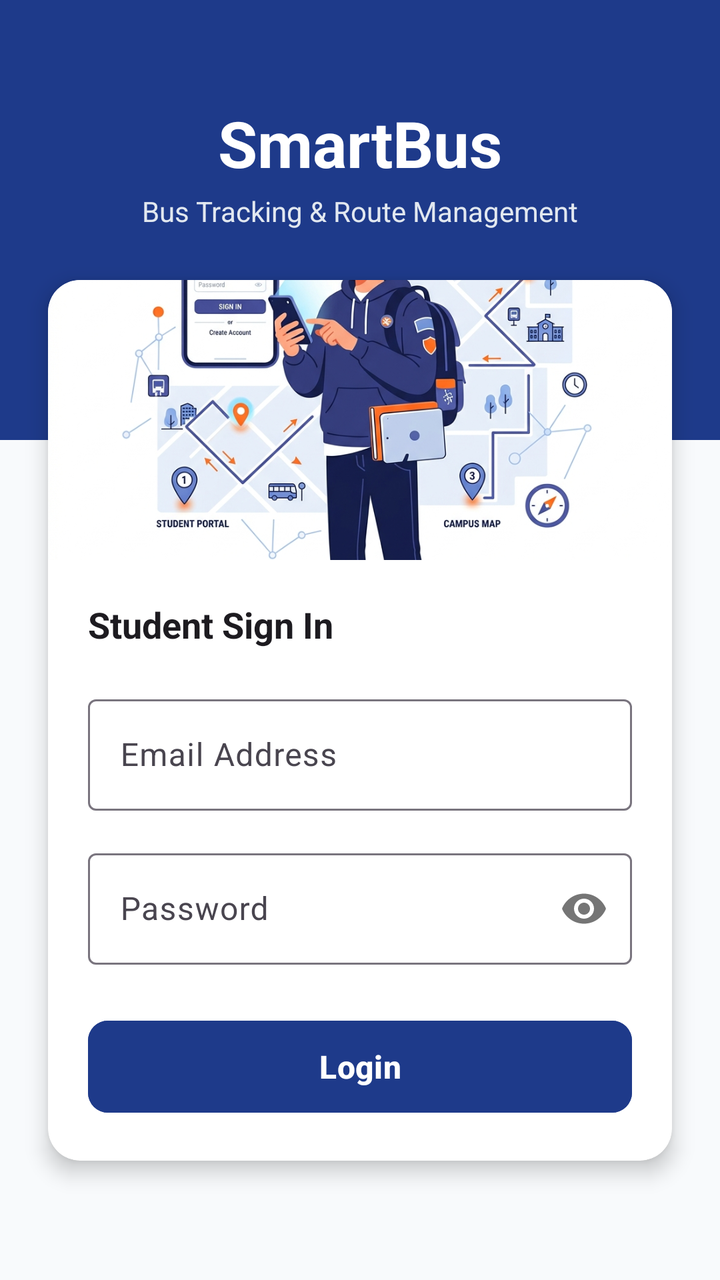
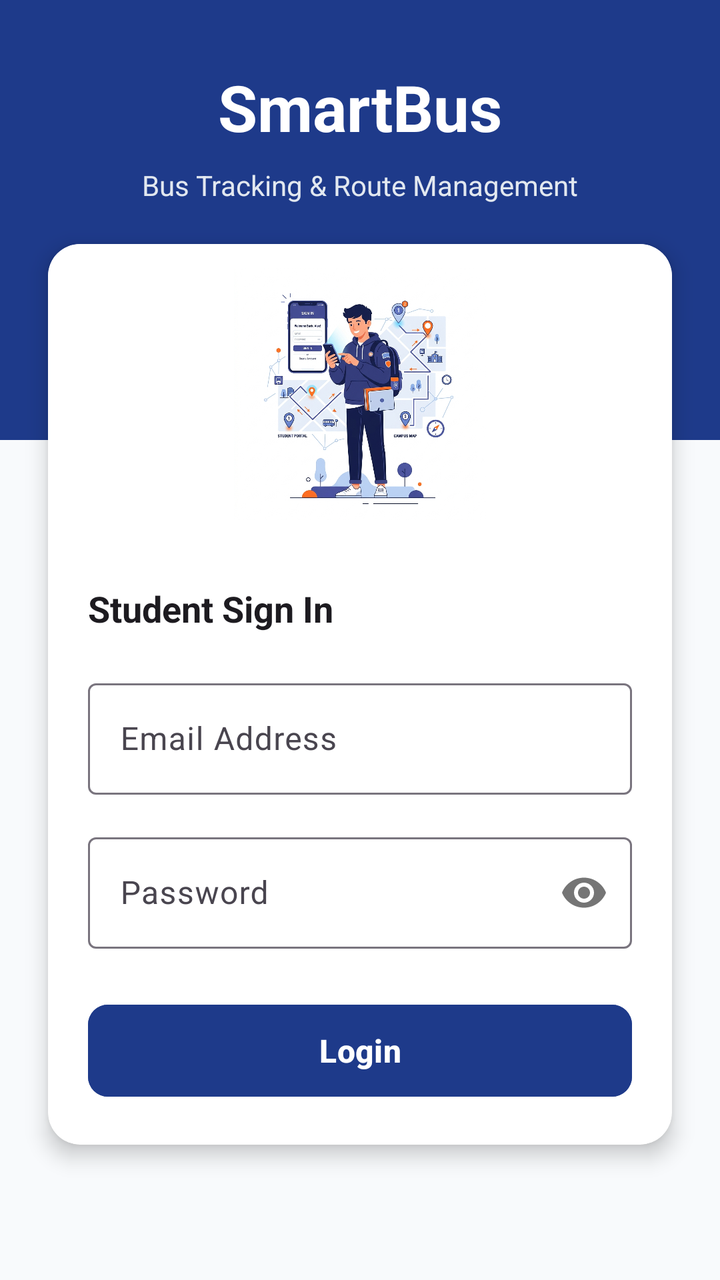

Two renders of the same Android screen: before a commit and after it. Below are the layout's source before the change and the commit's diff.
<!-- AndroidManifest.xml: application theme Theme.SmartBus -->
<!-- res/layout/activity_login.xml -->
<?xml version="1.0" encoding="utf-8"?>
<androidx.constraintlayout.widget.ConstraintLayout 
    xmlns:android="http://schemas.android.com/apk/res/android"
    xmlns:app="http://schemas.android.com/apk/res-auto"
    xmlns:tools="http://schemas.android.com/tools"
    android:layout_width="match_parent"
    android:layout_height="match_parent"
    android:background="@color/background"
    tools:context=".LoginActivity">

    
    <View
        android:id="@+id/login_header"
        android:layout_width="match_parent"
        android:layout_height="220dp"
        android:background="@color/primary"
        app:layout_constraintTop_toTopOf="parent"
        app:layout_constraintStart_toStartOf="parent"
        app:layout_constraintEnd_toEndOf="parent" />

    
    <TextView
        android:layout_width="wrap_content"
        android:layout_height="wrap_content"
        android:text="@string/app_name"
        android:textColor="@color/surface"
        android:textSize="32sp"
        android:textStyle="bold"
        android:layout_marginTop="50dp"
        app:layout_constraintTop_toTopOf="parent"
        app:layout_constraintStart_toStartOf="parent"
        app:layout_constraintEnd_toEndOf="parent" />

    <TextView
        android:layout_width="wrap_content"
        android:layout_height="wrap_content"
        android:text="Bus Tracking &amp; Route Management"
        android:textColor="#E2E8F0"
        android:textSize="14sp"
        android:layout_marginTop="96dp"
        app:layout_constraintTop_toTopOf="parent"
        app:layout_constraintStart_toStartOf="parent"
        app:layout_constraintEnd_toEndOf="parent" />

    
    <com.google.android.material.card.MaterialCardView
        android:layout_width="match_parent"
        android:layout_height="wrap_content"
        android:layout_marginStart="24dp"
        android:layout_marginEnd="24dp"
        android:layout_marginTop="140dp"
        app:cardCornerRadius="16dp"
        app:cardElevation="6dp"
        app:strokeWidth="0dp"
        app:cardBackgroundColor="@color/surface"
        app:layout_constraintTop_toTopOf="parent"
        app:layout_constraintStart_toStartOf="parent"
        app:layout_constraintEnd_toEndOf="parent">

        <LinearLayout
            android:layout_width="match_parent"
            android:layout_height="wrap_content"
            android:orientation="vertical">

            
            <ImageView
                android:layout_width="match_parent"
                android:layout_height="140dp"
                android:src="@drawable/login_illustration"
                android:scaleType="centerCrop"
                android:contentDescription="Login Illustration" />

            <LinearLayout
                android:layout_width="match_parent"
                android:layout_height="wrap_content"
                android:orientation="vertical"
                android:padding="20dp">

                <TextView
                    android:layout_width="wrap_content"
                    android:layout_height="wrap_content"
                    android:text="Student Sign In"
                    android:textColor="?android:attr/textColorPrimary"
                    android:textSize="18sp"
                    android:textStyle="bold"
                    android:layout_marginBottom="20dp" />

                
                <com.google.android.material.textfield.TextInputLayout
                    android:layout_width="match_parent"
                    android:layout_height="wrap_content"
                    android:layout_marginBottom="16dp"
                    android:hint="Email Address"
                    style="@style/Widget.Material3.TextInputLayout.OutlinedBox">

                    <com.google.android.material.textfield.TextInputEditText
                        android:id="@+id/et_login_email"
                        android:layout_width="match_parent"
                        android:layout_height="wrap_content"
                        android:inputType="textEmailAddress"
                        android:textColor="@color/input_text_color" />
                </com.google.android.material.textfield.TextInputLayout>

                
                <com.google.android.material.textfield.TextInputLayout
                    android:layout_width="match_parent"
                    android:layout_height="wrap_content"
                    android:layout_marginBottom="24dp"
                    android:hint="Password"
                    app:passwordToggleEnabled="true"
                    style="@style/Widget.Material3.TextInputLayout.OutlinedBox">

                    <com.google.android.material.textfield.TextInputEditText
                        android:id="@+id/et_login_password"
                        android:layout_width="match_parent"
                        android:layout_height="wrap_content"
                        android:inputType="textPassword"
                        android:textColor="@color/input_text_color" />
                </com.google.android.material.textfield.TextInputLayout>

                
                <com.google.android.material.button.MaterialButton
                    android:id="@+id/btn_login"
                    android:layout_width="match_parent"
                    android:layout_height="54dp"
                    android:text="Login"
                    android:textColor="@color/surface"
                    android:backgroundTint="@color/primary"
                    android:textAllCaps="false"
                    android:textSize="16sp"
                    android:textStyle="bold"
                    app:cornerRadius="10dp" />

            </LinearLayout>
        </LinearLayout>
    </com.google.android.material.card.MaterialCardView>

</androidx.constraintlayout.widget.ConstraintLayout>
<!-- resources referenced by this layout -->
<resources>
  <color name="background">#F8FAFC</color>
  <color name="input_text_color">#000000</color>
  <color name="primary">#1E3A8A</color>
  <color name="surface">#FFFFFF</color>
  <!-- drawable login_illustration: jpg bitmap (drawable, 403301 bytes) -->
  <string name="app_name">SmartBus</string>
  <style name="Theme.SmartBus" parent="Theme.Material3.DayNight.NoActionBar">
          
          <item name="colorPrimary">@color/primary</item>
          <item name="colorOnPrimary">@color/surface</item>
          
          
          <item name="colorSecondary">@color/accent</item>
          <item name="colorOnSecondary">@color/text_primary</item>
          
          
          <item name="android:windowBackground">@color/background</item>
          
          
          <item name="android:statusBarColor">@color/primary_dark</item>
          
          <item name="android:windowLightStatusBar" tools:targetApi="m">false</item>
      </style>
  <color name="accent">#F97316</color>
  <color name="text_primary">#0F172A</color>
  <color name="primary_dark">#172554</color>
</resources>

<!-- the commit's change to res/layout/activity_login.xml (unified diff, before → after) -->
@@ -20,25 +20,27 @@
 
     
     <TextView
+        android:id="@+id/login_title"
         android:layout_width="wrap_content"
         android:layout_height="wrap_content"
         android:text="@string/app_name"
         android:textColor="@color/surface"
         android:textSize="32sp"
         android:textStyle="bold"
-        android:layout_marginTop="50dp"
+        android:layout_marginTop="32dp"
         app:layout_constraintTop_toTopOf="parent"
         app:layout_constraintStart_toStartOf="parent"
         app:layout_constraintEnd_toEndOf="parent" />
 
     <TextView
+        android:id="@+id/login_subtitle"
         android:layout_width="wrap_content"
         android:layout_height="wrap_content"
         android:text="Bus Tracking &amp; Route Management"
         android:textColor="#E2E8F0"
         android:textSize="14sp"
-        android:layout_marginTop="96dp"
-        app:layout_constraintTop_toTopOf="parent"
+        android:layout_marginTop="8dp"
+        app:layout_constraintTop_toBottomOf="@id/login_title"
         app:layout_constraintStart_toStartOf="parent"
         app:layout_constraintEnd_toEndOf="parent" />
 
@@ -48,12 +50,12 @@
         android:layout_height="wrap_content"
         android:layout_marginStart="24dp"
         android:layout_marginEnd="24dp"
-        android:layout_marginTop="140dp"
+        android:layout_marginTop="20dp"
         app:cardCornerRadius="16dp"
         app:cardElevation="6dp"
         app:strokeWidth="0dp"
         app:cardBackgroundColor="@color/surface"
-        app:layout_constraintTop_toTopOf="parent"
+        app:layout_constraintTop_toBottomOf="@id/login_subtitle"
         app:layout_constraintStart_toStartOf="parent"
         app:layout_constraintEnd_toEndOf="parent">
 
@@ -65,9 +67,11 @@
             
             <ImageView
                 android:layout_width="match_parent"
-                android:layout_height="140dp"
+                android:layout_height="150dp"
                 android:src="@drawable/login_illustration"
-                android:scaleType="centerCrop"
+                android:scaleType="fitCenter"
+                android:padding="12dp"
+                android:background="@android:color/white"
                 android:contentDescription="Login Illustration" />
 
             <LinearLayout
